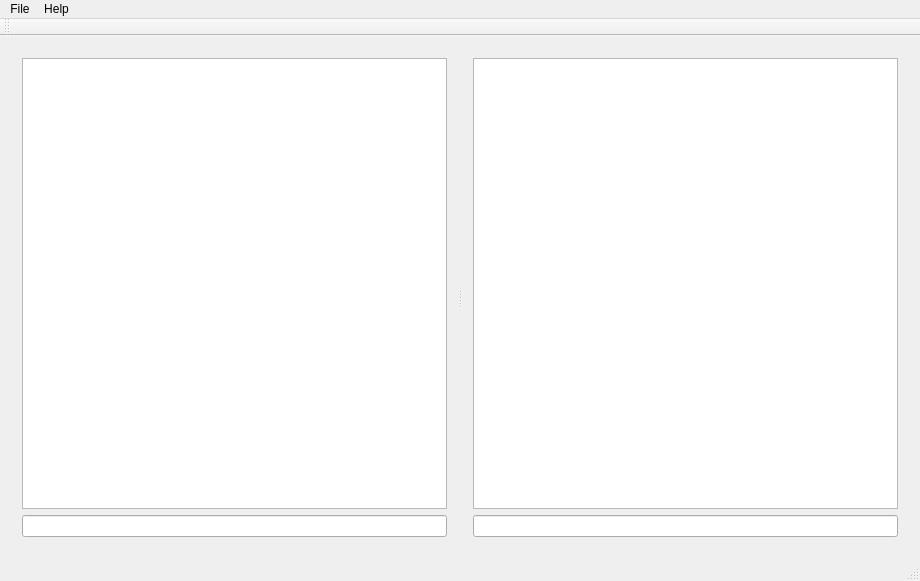
Old version of the form src/ui/mainwindow.ui in the repository kcris/qat.
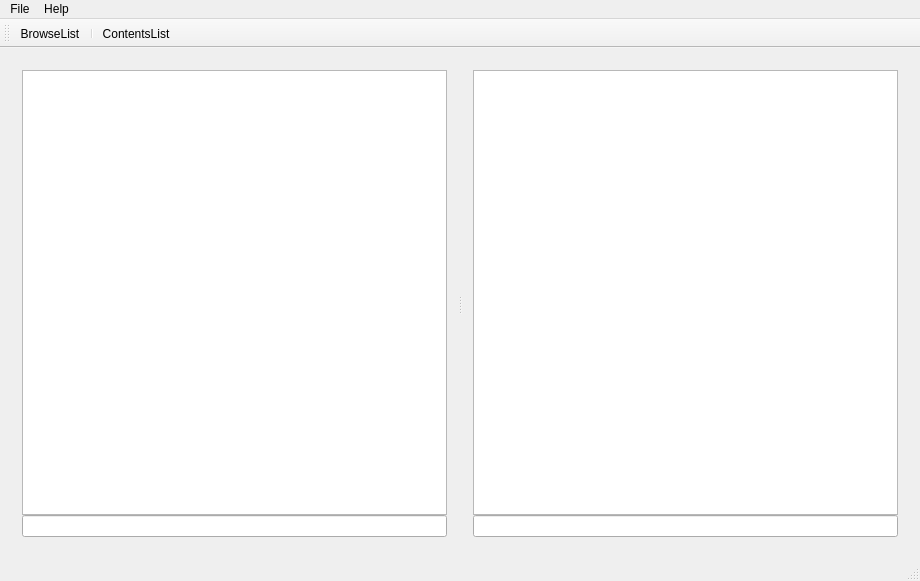
New version of the form.

Patch:
```diff
--- a/src/ui/mainwindow.ui
+++ b/src/ui/mainwindow.ui
@@ -21,9 +21,57 @@
        <enum>Qt::Horizontal</enum>
       </property>
       <widget class="QWidget" name="layoutWidget">
-       <layout class="QVBoxLayout" name="verticalLayout">
+       <layout class="QVBoxLayout" name="verticalLayoutBrowse">
+        <property name="spacing">
+         <number>0</number>
+        </property>
         <item>
-         <widget class="QTreeView" name="treeViewCollection"/>
+         <widget class="QStackedWidget" name="stackedWidgetBrowse">
+          <widget class="QWidget" name="pageBrowseTree">
+           <layout class="QHBoxLayout" name="horizontalLayout">
+            <property name="spacing">
+             <number>0</number>
+            </property>
+            <property name="leftMargin">
+             <number>0</number>
+            </property>
+            <property name="topMargin">
+             <number>0</number>
+            </property>
+            <property name="rightMargin">
+             <number>0</number>
+            </property>
+            <property name="bottomMargin">
+             <number>0</number>
+            </property>
+            <item>
+             <widget class="QTreeView" name="treeViewBrowse"/>
+            </item>
+           </layout>
+          </widget>
+          <widget class="QWidget" name="pageBrowseList">
+           <layout class="QHBoxLayout" name="horizontalLayout_2">
+            <property name="spacing">
+             <number>0</number>
+            </property>
+            <property name="leftMargin">
+             <number>0</number>
+            </property>
+            <property name="topMargin">
+             <number>0</number>
+            </property>
+            <property name="rightMargin">
+             <number>0</number>
+            </property>
+            <property name="bottomMargin">
+             <number>0</number>
+            </property>
+            <item>
+             <widget class="QListView" name="listViewBrowse"/>
+            </item>
+           </layout>
+          </widget>
+         </widget>
         </item>
         <item>
          <widget class="QLineEdit" name="lineEditFilterCollection"/>
@@ -31,9 +79,57 @@
        </layout>
       </widget>
       <widget class="QWidget" name="layoutWidget">
-       <layout class="QVBoxLayout" name="verticalLayout_2">
+       <layout class="QVBoxLayout" name="verticalLayoutContents">
+        <property name="spacing">
+         <number>0</number>
+        </property>
         <item>
-         <widget class="QTreeView" name="treeViewContents"/>
+         <widget class="QStackedWidget" name="stackedWidgetContents">
+          <widget class="QWidget" name="pageContentsTree">
+           <layout class="QHBoxLayout" name="horizontalLayout_3">
+            <property name="spacing">
+             <number>0</number>
+            </property>
+            <property name="leftMargin">
+             <number>0</number>
+            </property>
+            <property name="topMargin">
+             <number>0</number>
+            </property>
+            <property name="rightMargin">
+             <number>0</number>
+            </property>
+            <property name="bottomMargin">
+             <number>0</number>
+            </property>
+            <item>
+             <widget class="QTreeView" name="treeViewCatalogContents"/>
+            </item>
+           </layout>
+          </widget>
+          <widget class="QWidget" name="pageContentsList">
+           <layout class="QHBoxLayout" name="horizontalLayout_4">
+            <property name="spacing">
+             <number>0</number>
+            </property>
+            <property name="leftMargin">
+             <number>0</number>
+            </property>
+            <property name="topMargin">
+             <number>0</number>
+            </property>
+            <property name="rightMargin">
+             <number>0</number>
+            </property>
+            <property name="bottomMargin">
+             <number>0</number>
+            </property>
+            <item>
+             <widget class="QListView" name="listViewCatalogContents"/>
+            </item>
+           </layout>
+          </widget>
+         </widget>
         </item>
         <item>
          <widget class="QLineEdit" name="lineEditFilterContents"/>
@@ -82,6 +178,9 @@
    <attribute name="toolBarBreak">
     <bool>false</bool>
    </attribute>
+   <addaction name="actionBrowseList"/>
+   <addaction name="separator"/>
+   <addaction name="actionContentsList"/>
   </widget>
   <widget class="QStatusBar" name="statusBar"/>
   <action name="actionOpenCatalog">
@@ -120,6 +219,22 @@
     <string>Options</string>
    </property>
   </action>
+  <action name="actionBrowseList">
+   <property name="checkable">
+    <bool>true</bool>
+   </property>
+   <property name="text">
+    <string>BrowseList</string>
+   </property>
+  </action>
+  <action name="actionContentsList">
+   <property name="checkable">
+    <bool>true</bool>
+   </property>
+   <property name="text">
+    <string>ContentsList</string>
+   </property>
+  </action>
  </widget>
  <layoutdefault spacing="6" margin="11"/>
  <resources/>
```
Left out of the diff: 4 changed lines with no effect on the pictures.
